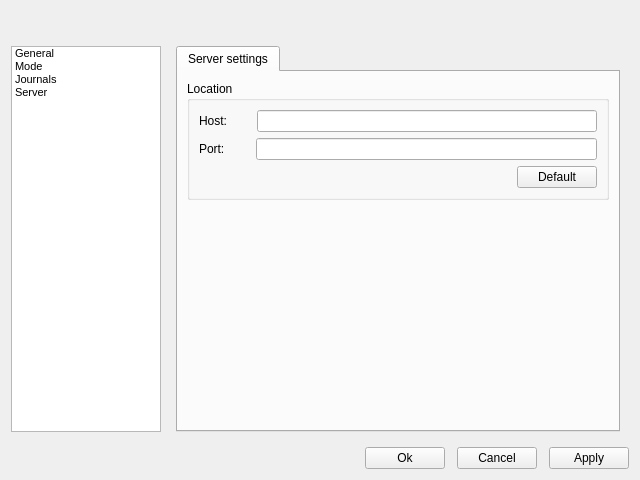
The window that Agent-Win64/settingswidget.ui (aldonin/SIEM) describes before a commit, drawn with Qt 5.
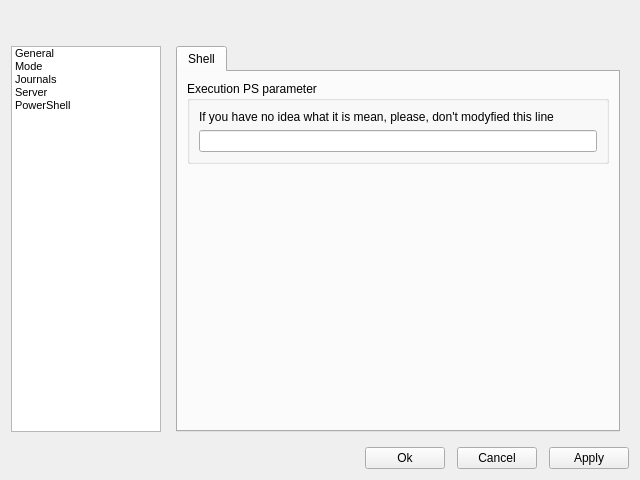
The same window after the commit. Icons and pictures are not drawn.

Commit message: Add powershell execution parameters line

```diff
--- a/Agent-Win64/settingswidget.ui
+++ b/Agent-Win64/settingswidget.ui
@@ -113,6 +113,9 @@
          <property name="movement">
           <enum>QListView::Static</enum>
          </property>
+         <property name="spacing">
+          <number>2</number>
+         </property>
          <property name="viewMode">
           <enum>QListView::ListMode</enum>
          </property>
@@ -166,7 +169,16 @@
           </property>
           <property name="icon">
            <iconset resource="icons/icons.qrc">
-            <normaloff>:/agent.png</normaloff>:/agent.png</iconset>
+            <normaloff>:/server.png</normaloff>:/server.png</iconset>
+          </property>
+         </item>
+         <item>
+          <property name="text">
+           <string>PowerShell</string>
+          </property>
+          <property name="icon">
+           <iconset resource="icons/icons.qrc">
+            <normaloff>:/powershell.png</normaloff>:/powershell.png</iconset>
           </property>
          </item>
         </widget>
@@ -198,7 +210,7 @@
         </sizepolicy>
        </property>
        <property name="currentIndex">
-        <number>3</number>
+        <number>4</number>
        </property>
        <widget class="QWidget" name="page">
         <layout class="QVBoxLayout" name="verticalLayout">
@@ -550,6 +562,56 @@
          </item>
         </layout>
        </widget>
+       <widget class="QWidget" name="page_5">
+        <layout class="QVBoxLayout" name="verticalLayout_18">
+         <item>
+          <widget class="QTabWidget" name="tabWidget_5">
+           <property name="currentIndex">
+            <number>0</number>
+           </property>
+           <widget class="QWidget" name="tab_4">
+            <attribute name="title">
+             <string>Shell</string>
+            </attribute>
+            <layout class="QVBoxLayout" name="verticalLayout_17">
+             <item>
+              <widget class="QGroupBox" name="groupBox_4">
+               <property name="title">
+                <string>Execution PS parameter</string>
+               </property>
+               <layout class="QVBoxLayout" name="verticalLayout_16">
+                <item>
+                 <widget class="QLabel" name="label_4">
+                  <property name="text">
+                   <string>If you have no idea what it is mean, please, don't modyfied this line</string>
+                  </property>
+                 </widget>
+                </item>
+                <item>
+                 <widget class="QLineEdit" name="lineEdit"/>
+                </item>
+               </layout>
+              </widget>
+             </item>
+             <item>
+              <spacer name="verticalSpacer_7">
+               <property name="orientation">
+                <enum>Qt::Vertical</enum>
+               </property>
+               <property name="sizeHint" stdset="0">
+                <size>
+                 <width>20</width>
+                 <height>256</height>
+                </size>
+               </property>
+              </spacer>
+             </item>
+            </layout>
+           </widget>
+          </widget>
+         </item>
+        </layout>
+       </widget>
       </widget>
      </item>
     </layout>
```
Left out of the diff: 6 changed lines with no effect on the pictures. The commit also changes 9 other files.
